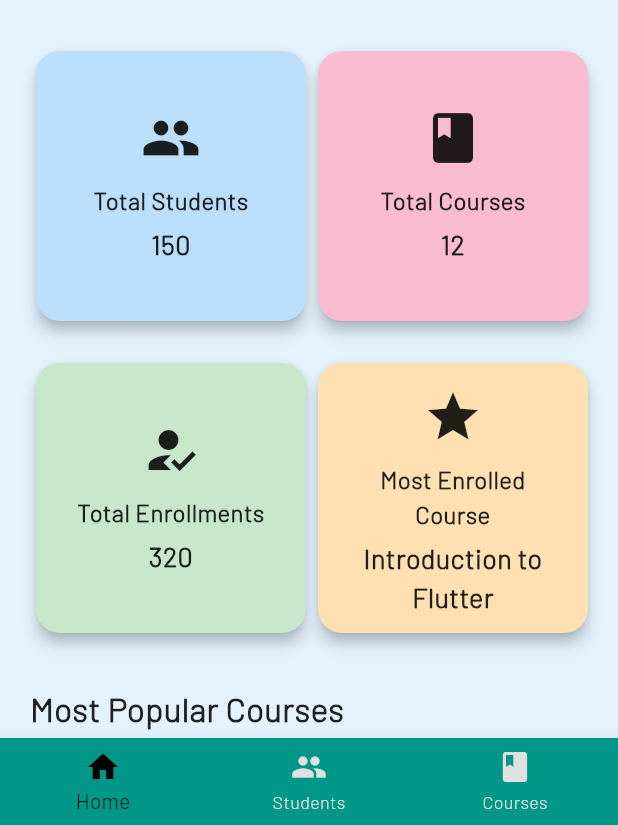
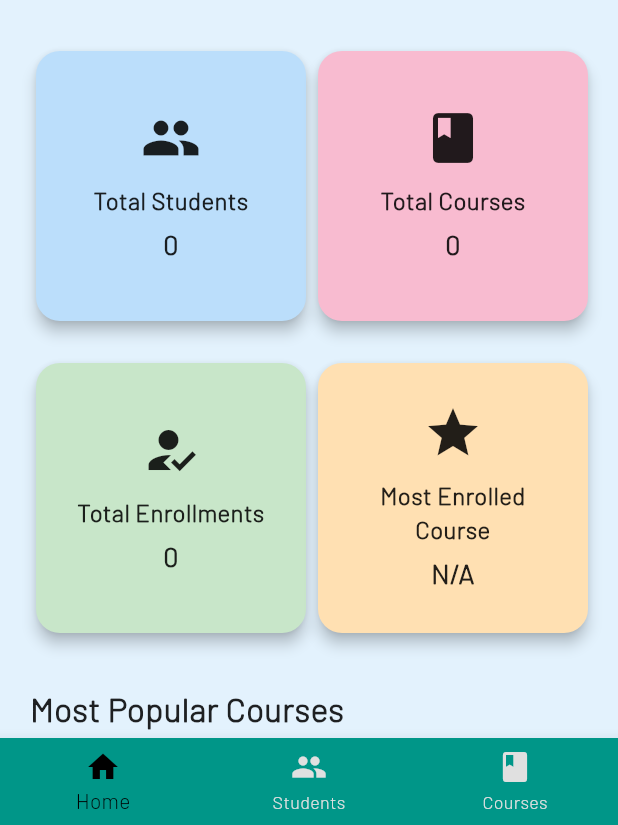
Before and after one commit to Aung-myat-min/star_education_centre, a Flutter app: the screen it shows after launch, on a phone screen of 412 x 824 dp, the part 411-1236 px from its top. Run offline on Flutter 3.47's test engine with Material 3 defaults, Android fonts, the phone set to English and light mode, and no system bars; our stand-ins replace cloud_firestore, firebase_core; accounts and stored records are empty.

Commit message:
feat: project nearly complete

```diff
--- a/lib/models/course.dart
+++ b/lib/models/course.dart
@@ -1,12 +1,11 @@
-
 import 'package:cloud_firestore/cloud_firestore.dart';
+import 'package:star_education_centre/models/return.dart';
 
 final CollectionReference _courseFireStore =
-FirebaseFirestore.instance.collection("courses");
-
+    FirebaseFirestore.instance.collection("courses");
 
 //Class Course
-class Course{
+class Course {
   final String _cId;
   String courseName;
   double fees;
@@ -18,7 +17,7 @@ class Course{
   String get courseId => _cId;
 
   // Method to convert a Student object to a Map (for Firestore)
-  Map<String, dynamic> toMap(){
+  Map<String, dynamic> toMap() {
     return {
       'cId': _cId,
       'courseName': courseName,
@@ -28,14 +27,32 @@ class Course{
   }
 
   // Static method to create a Course object from Firestore data
-  static Course fromDocument(DocumentSnapshot doc){
+  static Course fromDocument(DocumentSnapshot doc) {
     final data = doc.data() as Map<String, dynamic>;
     return Course(
-      data['cId'],
-      data['courseName'],
-      data['fees'],
-      data['aboutCourse']
-    );
+        data['cId'], data['courseName'], data['fees'], data['aboutCourse']);
+  }
+
+  static Future<Return> getTotalCourseNumber() async {
+    Return response = Return(status: false);
+
+    try {
+      AggregateQuery query = _courseFireStore.count();
+
+      // Execute the count query
+      AggregateQuerySnapshot snapshot = await query.get();
+
+      // Assign the count result to the response
+      response.status = true;
+      response.data = snapshot.count; // The number of documents (students)
+    } catch (error) {
+      print('Error $error');
+      response.error = true;
+      response.data = error; // Assign the error to the response
+      rethrow;
+    }
+
+    return response;
   }
 
   // Create (Register) a course in Firestore
@@ -55,7 +72,7 @@ class Course{
 
   // Read (Get) courses from Firestore
   static Stream<List<Course>> getCourses() {
-    return _courseFireStore.snapshots().map((snapshot){
+    return _courseFireStore.snapshots().map((snapshot) {
       return snapshot.docs.map((doc) => fromDocument(doc)).toList();
     });
   }
@@ -64,7 +81,7 @@ class Course{
   static Future<Course?> readCourseById(String cId) async {
     try {
       QuerySnapshot snapshot =
-      await _courseFireStore.where('cId', isEqualTo: cId).get();
+          await _courseFireStore.where('cId', isEqualTo: cId).get();
 
       if (snapshot.docs.isNotEmpty) {
         return fromDocument(snapshot.docs.first);
--- a/lib/models/enrollment.dart
+++ b/lib/models/enrollment.dart
@@ -1,4 +1,6 @@
 import 'package:cloud_firestore/cloud_firestore.dart';
+import 'package:star_education_centre/models/course.dart';
+import 'package:star_education_centre/models/return.dart';
 
 final CollectionReference _enrollmentFireStore =
     FirebaseFirestore.instance.collection('enrollments');
@@ -46,11 +48,74 @@ class Enrollment {
     );
   }
 
+  // Method to get the 3 most popular courses
+  static Future<List<Map<String, dynamic>>> getMostPopularCourses() async {
+    try {
+      QuerySnapshot snapshot = await _enrollmentFireStore.get();
+      Map<String, int> courseEnrollmentCount = {};
+
+      // Count enrollments for each course
+      for (var doc in snapshot.docs) {
+        Enrollment enrollment = fromDocument(doc);
+        courseEnrollmentCount[enrollment.courseId] =
+            (courseEnrollmentCount[enrollment.courseId] ?? 0) + 1;
+      }
+
+      // Sort courses by the number of enrollments in descending order
+      var sortedCourses = courseEnrollmentCount.entries.toList()
+        ..sort((a, b) => b.value.compareTo(a.value));
+
+      // Take the top 3 courses
+      List<Map<String, dynamic>> topCourses = [];
+
+      for (var entry in sortedCourses.take(3)) {
+        String courseId = entry.key;
+        Course? course = await Course.readCourseById(courseId);
+        if (course != null) {
+          topCourses.add({
+            'courseName': course.courseName,
+            'price': course.fees.toString(),
+            'enrollments': entry.value, // Number of enrollments
+          });
+        }
+      }
+
+      return topCourses;
+    } catch (error) {
+      print('Error finding most popular courses: $error');
+      return [];
+    }
+  }
+
+  static Future<Return> getTotalEnrollmentsNumber() async {
+    Return response = Return(status: false);
+
+    try {
+      AggregateQuery query = _enrollmentFireStore.count();
+
+      // Execute the count query
+      AggregateQuerySnapshot snapshot = await query.get();
+
+      // Assign the count result to the response
+      response.status = true;
+      response.data = snapshot.count; // The number of documents (students)
+    } catch (error) {
+      print('Error $error');
+      response.error = true;
+      response.data = error; // Assign the error to the response
+      rethrow;
+    }
+
+    return response;
+  }
+
   static Stream<List<Enrollment>> getEnrollmentByCourseAndDate(
       String courseId, DateTime date) {
     // Create timestamps for the start and end of the day
-    Timestamp startDate = Timestamp.fromDate(DateTime(date.year, date.month, date.day, 0, 0, 0)); // Start of the day
-    Timestamp endDate = Timestamp.fromDate(DateTime(date.year, date.month, date.day, 23, 59, 59)); // End of the day
+    Timestamp startDate = Timestamp.fromDate(
+        DateTime(date.year, date.month, date.day, 0, 0, 0)); // Start of the day
+    Timestamp endDate = Timestamp.fromDate(DateTime(
+        date.year, date.month, date.day, 23, 59, 59)); // End of the day
 
     print('Course ID: $courseId, Date: $date');
     return _enrollmentFireStore
--- a/lib/models/student.dart
+++ b/lib/models/student.dart
@@ -36,6 +36,28 @@ class Student {
     };
   }
 
+  static Future<Return> getTotalStudentNumber() async {
+    Return response = Return(status: false);
+
+    try {
+      AggregateQuery query = _studentFireStore.count();
+
+      // Execute the count query
+      AggregateQuerySnapshot snapshot = await query.get();
+
+      // Assign the count result to the response
+      response.status = true;
+      response.data = snapshot.count; // The number of documents (students)
+    } catch (error) {
+      print('Error $error');
+      response.error = true;
+      response.data = error; // Assign the error to the response
+      rethrow;
+    }
+
+    return response;
+  }
+
   // Static method to create a Student object from Firestore data
   static Student fromDocument(DocumentSnapshot doc) {
     final data = doc.data() as Map<String, dynamic>;
@@ -49,13 +71,12 @@ class Student {
         data['phone'],
         data['address'],
         data['section'],
-      startDate
-    );
+        startDate);
   }
 
   // Create (Register) a student in Firestore
   Future<Return> registerStudent() async {
-    Return response =  Return(status: false);
+    Return response = Return(status: false);
 
     try {
       await _studentFireStore.doc(_sId).set(toMap());
--- a/lib/pages/home_page.dart
+++ b/lib/pages/home_page.dart
@@ -1,32 +1,80 @@
 import 'package:flutter/material.dart';
+import 'package:star_education_centre/models/course.dart';
+import 'package:star_education_centre/models/enrollment.dart';
+import 'package:star_education_centre/models/return.dart';
+import 'package:star_education_centre/models/student.dart';
 
-class HomePage extends StatelessWidget {
+class HomePage extends StatefulWidget {
   const HomePage({super.key});
 
   @override
+  State<HomePage> createState() => _HomePageState();
+}
+
+class _HomePageState extends State<HomePage> {
+  int totalStudents = -1;
+  int totalCourses = -1;
+  int totalEnrollments = -1;
+  String? mostEnrolledCourse;
+  List<Map<String, dynamic>> popularCourses = [];
+
+  bool _isLoading = true; // To track the loading state
+
+  @override
+  void initState() {
+    super.initState();
+    _getInfos();
+  }
+
+  Future<void> _getInfos() async {
+    try {
+      // Set loading to true when starting to fetch data
+      setState(() {
+        _isLoading = true;
+      });
+
+      // Fetch all required data
+      Return studentInfo = await Student.getTotalStudentNumber();
+      Return courseInfo = await Course.getTotalCourseNumber();
+      Return enrollmentInfo = await Enrollment.getTotalEnrollmentsNumber();
+      List<Map<String, dynamic>> courseList =
+          await Enrollment.getMostPopularCourses();
+
+      // Check for errors in the data fetching
+      if (studentInfo.error || studentInfo.status == false) {
+        throw Exception('Error fetching student info');
+      }
+      if (courseInfo.error || courseInfo.status == false) {
+        throw Exception('Error fetching course info');
+      }
+      if (enrollmentInfo.error || enrollmentInfo.status == false) {
+        throw Exception('Error fetching enrollment info');
+      }
+
+      // Update the state with the fetched data
+      setState(() {
+        totalStudents = studentInfo.data;
+        totalCourses = courseInfo.data;
+        totalEnrollments = enrollmentInfo.data;
+        mostEnrolledCourse =
+            courseList.isNotEmpty ? courseList[0]["courseName"] : "N/A";
+        popularCourses = courseList;
+        _isLoading = false; // Set loading to false after fetching the data
+      });
+    } catch (error) {
+      setState(() {
+        _isLoading = false; // Stop loading if there is an error
+      });
+      ScaffoldMessenger.of(context).showSnackBar(
+        SnackBar(
+          content: Text("Error: $error"),
+        ),
+      );
+    }
+  }
+
+  @override
   Widget build(BuildContext context) {
-    // Example data
-    const int totalStudents = 150;
-    const int totalCourses = 12;
-    const int totalEnrollments = 320;
-    const String mostEnrolledCourse = "Introduction to Flutter";
-
-    // Example popular courses (replace with real data later)
-    final List<Map<String, String>> popularCourses = [
-      {
-        "courseName": "Introduction to Flutter",
-        "price": "300,000 MMK"
-      },
-      {
-        "courseName": "Advanced Java",
-        "price": "350,000 MMK"
-      },
-      {
-        "courseName": "Python for Data Science",
-        "price": "400,000 MMK"
-      },
-    ];
-
     return Scaffold(
       appBar: AppBar(
         title: const Text(
@@ -38,7 +86,11 @@ class HomePage extends StatelessWidget {
         centerTitle: true,
         backgroundColor: Colors.blue.shade200,
       ),
-      body: SingleChildScrollView(
+      body: _isLoading
+          ? const Center(
+              child:
+                  CircularProgressIndicator()) // Show loading spinner while fetching data
+          : SingleChildScrollView(
               child: Padding(
                 padding: const EdgeInsets.all(20),
                 child: Column(
@@ -73,7 +125,8 @@ class HomePage extends StatelessWidget {
                     const SizedBox(height: 30),
 
                     // Overview Statistics Section
-              _buildStatisticsSection(totalStudents, totalCourses, totalEnrollments, mostEnrolledCourse),
+                    _buildStatisticsSection(totalStudents, totalCourses,
+                        totalEnrollments, mostEnrolledCourse ?? ''),
                     const SizedBox(height: 30),
 
                     // Popular Courses Section
@@ -89,6 +142,7 @@ class HomePage extends StatelessWidget {
                           color: Colors.blueGrey,
                           fontWeight: FontWeight.bold,
                         ),
+                        textAlign: TextAlign.center,
                       ),
                     ),
                   ],
@@ -99,7 +153,8 @@ class HomePage extends StatelessWidget {
   }
 
   // Method to build the statistics section
-  Widget _buildStatisticsSection(int totalStudents, int totalCourses, int totalEnrollments, String mostEnrolledCourse) {
+  Widget _buildStatisticsSection(int totalStudents, int totalCourses,
+      int totalEnrollments, String mostEnrolledCourse) {
     return Column(
       children: [
         Row(
@@ -154,10 +209,10 @@ class HomePage extends StatelessWidget {
         borderRadius: BorderRadius.circular(16),
       ),
       child: SizedBox(
-        width: 180, // Set a fixed width
-        height: 180, // Set the height to match the width
+        width: 180,
+        height: 180,
         child: Padding(
-          padding: const EdgeInsets.all(16), // Add padding for better layout
+          padding: const EdgeInsets.all(16),
           child: Column(
             mainAxisAlignment: MainAxisAlignment.center,
             children: [
@@ -192,7 +247,7 @@ class HomePage extends StatelessWidget {
   }
 
   // Method to build the table of most popular courses
-  Widget _buildPopularCoursesTable(List<Map<String, String>> courses) {
+  Widget _buildPopularCoursesTable(List<Map<String, dynamic>> courses) {
     return Column(
       crossAxisAlignment: CrossAxisAlignment.start,
       children: [
@@ -209,12 +264,13 @@ class HomePage extends StatelessWidget {
           columnWidths: const {
             0: FlexColumnWidth(2),
             1: FlexColumnWidth(1),
+            2: FlexColumnWidth(1),
           },
           children: [
             // Table header
-            TableRow(
-              decoration: const BoxDecoration(color: Colors.blueGrey),
-              children: const [
+            const TableRow(
+              decoration: BoxDecoration(color: Colors.blueGrey),
+              children: [
                 Padding(
                   padding: EdgeInsets.all(8.0),
                   child: Text(
@@ -226,11 +282,21 @@ class HomePage extends StatelessWidget {
                     textAlign: TextAlign.center,
                   ),
                 ),
-
                 Padding(
                   padding: EdgeInsets.all(8.0),
                   child: Text(
                     "Price",
+                    style: TextStyle(
+                      fontWeight: FontWeight.bold,
+                      color: Colors.white,
+                    ),
+                    textAlign: TextAlign.center,
+                  ),
+                ),
+                Padding(
+                  padding: EdgeInsets.all(8.0),
+                  child: Text(
+                    "Enrollment",
                     style: TextStyle(
                       fontWeight: FontWeight.bold,
                       color: Colors.white,
@@ -258,6 +324,13 @@ class HomePage extends StatelessWidget {
                       textAlign: TextAlign.center,
                     ),
                   ),
+                  Padding(
+                    padding: const EdgeInsets.all(8.0),
+                    child: Text(
+                      course["enrollments"]!.toString(),
+                      textAlign: TextAlign.center,
+                    ),
+                  ),
                 ],
               ),
           ],
--- a/lib/pages/student_detail_page.dart
+++ b/lib/pages/student_detail_page.dart
@@ -296,7 +296,8 @@ class _StudentDetailPageState extends State<StudentDetailPage> {
       appBar: AppBar(
         title: const Text('Student Details'),
       ),
-      body: SizedBox(
+      body: SingleChildScrollView(
+        child: SizedBox(
           width: double.infinity,
           child: Padding(
             padding: const EdgeInsets.symmetric(vertical: 15, horizontal: 40),
@@ -487,6 +488,7 @@ class _StudentDetailPageState extends State<StudentDetailPage> {
             ),
           ),
         ),
+      ),
       floatingActionButton: FloatingActionButton(
         onPressed: _enrollCourseDialog,
         backgroundColor: Colors.tealAccent,
--- a/lib/utils/hoverable_container.dart
+++ b/lib/utils/hoverable_container.dart
@@ -63,11 +63,12 @@ class _HoverableContainerState extends State<HoverableContainer> {
             children: [
               const CircleAvatar(
                 backgroundColor: Colors.white,
-                radius: 30,
+                radius: 20,
                 child: Icon(Icons.person, size: 30, color: Colors.teal),
               ),
               const SizedBox(height: 10),
-              Text(
+              FittedBox(
+                child: Text(
                   '${widget.student.firstName} ${widget.student.lastName}',
                   style: const TextStyle(
                     fontSize: 18,
@@ -75,6 +76,7 @@ class _HoverableContainerState extends State<HoverableContainer> {
                     color: Colors.white,
                   ),
                   textAlign: TextAlign.center,
+                ),
               ),
               const SizedBox(height: 8),
               Text(
```
Also changed, not shown: lib/pages/student_page.dart (+32 -10 lines). Lines whose indentation alone changed are shown as unchanged.
